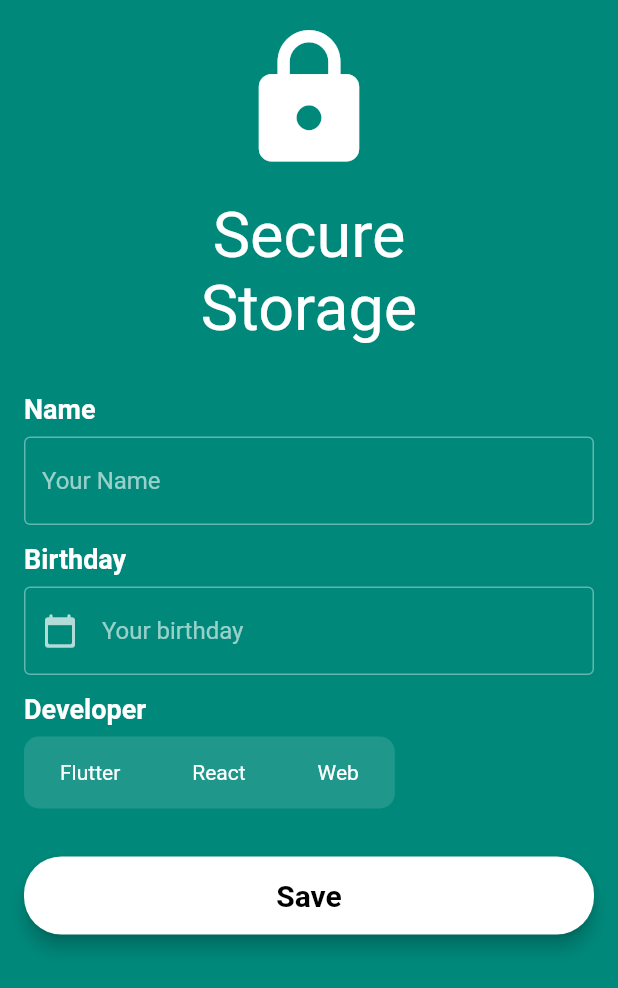
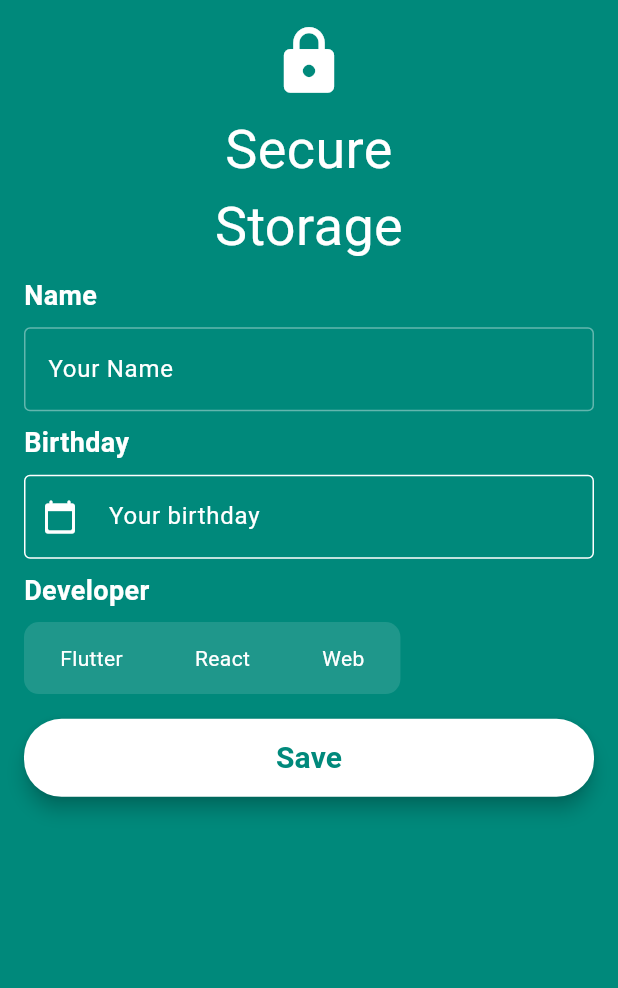
Before and after one commit to javedmughal-058/flutter_secure_storage_app, a Flutter app: the screen it shows after launch, on a phone screen of 412 x 824 dp. Shown: the top 988 px of the screen. Run offline on Flutter 3.47's test engine with Material 2 defaults, Android fonts, the phone set to English and light mode, and no system bars; our stand-ins replace flutter_secure_storage.

Commit message:
changes in ui

```diff
--- a/lib/main.dart
+++ b/lib/main.dart
@@ -1,6 +1,5 @@
 import 'package:flutter/material.dart';
 import 'package:flutter/services.dart';
-
 import 'page/user_page.dart';
 
 Future main() async {
@@ -13,16 +12,29 @@ Future main() async {
   runApp(const MyApp());
 }
 
-class MyApp extends StatelessWidget {
+class MyApp extends StatefulWidget {
   static const String title = 'Secure Storage';
+  const MyApp({super.key});
 
-  const MyApp({super.key});
+  @override
+  State<MyApp> createState() => _MyAppState();
+}
+
+class _MyAppState extends State<MyApp> {
+
+
+  @override
+  void initState() {
+    super.initState();
+  }
+
 
   @override
   Widget build(BuildContext context) => MaterialApp(
         debugShowCheckedModeBanner: false,
-        title: title,
+        title: MyApp.title,
         theme: ThemeData(
+          useMaterial3: true,
           colorScheme: const ColorScheme.dark(),
           scaffoldBackgroundColor: Colors.teal.shade600,
           cardColor: Colors.white38,
--- a/lib/page/user_page.dart
+++ b/lib/page/user_page.dart
@@ -18,12 +18,11 @@ class _UserPageState extends State<UserPage> {
   final controllerName = TextEditingController();
   DateTime? birthday;
   List<String> interests = [];
-
   @override
   void initState() {
     super.initState();
+    init();
 
-    init();
   }
 
   Future init() async {
@@ -38,25 +37,29 @@ class _UserPageState extends State<UserPage> {
     });
   }
 
+
   @override
-  Widget build(BuildContext context) => Scaffold(
+  Widget build(BuildContext context){
+    final size = MediaQuery.sizeOf(context);
+    return Scaffold(
       body: SafeArea(
         child: ListView(
           padding: const EdgeInsets.all(16),
           children: [
             const TitleWidget(icon: Icons.lock, text: 'Secure\nStorage'),
-              const SizedBox(height: 32),
+            SizedBox(height: size.height* 0.01),
             buildName(),
-              const SizedBox(height: 12),
+            SizedBox(height: size.height* 0.01),
             buildBirthday(),
-              const SizedBox(height: 12),
+            SizedBox(height: size.height* 0.01),
             buildPets(),
-              const SizedBox(height: 32),
+            SizedBox(height: size.height* 0.02),
             buildButton(),
           ],
         ),
       ),
     );
+  }
 
   Widget buildName() => buildTitle(
         title: 'Name',
@@ -124,4 +127,6 @@ class _UserPageState extends State<UserPage> {
           child,
         ],
       );
+
+
 }
--- a/lib/widget/button_widget.dart
+++ b/lib/widget/button_widget.dart
@@ -4,7 +4,7 @@ class ButtonWidget extends StatelessWidget {
   final String text;
   final VoidCallback onClicked;
 
-  const ButtonWidget({
+  const ButtonWidget({super.key,
     required this.text,
     required this.onClicked,
   });
@@ -19,10 +19,7 @@ class ButtonWidget extends StatelessWidget {
             borderRadius: BorderRadius.circular(25),
           ),
         ),
-        child: Text(
-          text,
-          style: TextStyle(fontSize: 20, fontWeight: FontWeight.bold),
-        ),
         onPressed: onClicked,
+        child: Text(text, style: TextStyle(fontSize: 20,color: Theme.of(context).scaffoldBackgroundColor, fontWeight: FontWeight.bold)),
       );
 }
--- a/lib/widget/pets_buttons_widget.dart
+++ b/lib/widget/pets_buttons_widget.dart
@@ -30,14 +30,14 @@ class PetsButtonsWidget extends StatelessWidget {
           fillColor: Theme.of(context).cardColor,
           borderRadius: BorderRadius.circular(10),
           renderBorder: false,
-          children: allInterest.map(buildPet).toList(),
+          children: allInterest.map(buildInterest).toList(),
           onPressed: (index) => onSelectedPet(allInterest[index]),
         ),
       ),
     );
   }
 
-  Widget buildPet(String text) => Container(
+  Widget buildInterest(String text) => Container(
         padding: const EdgeInsets.symmetric(horizontal: 24),
         child: Text(text),
       );
--- a/lib/widget/title_widget.dart
+++ b/lib/widget/title_widget.dart
@@ -13,11 +13,11 @@ class TitleWidget extends StatelessWidget {
   @override
   Widget build(BuildContext context) => Column(
         children: [
-          Icon(icon, size: 100),
-          const SizedBox(height: 16),
+          Icon(icon, size: 50),
+          const SizedBox(height: 8),
           Text(
             text,
-            style: TextStyle(fontSize: 42, fontWeight: FontWeight.w400),
+            style: const TextStyle(fontSize: 36, fontWeight: FontWeight.w400),
             textAlign: TextAlign.center,
           ),
         ],
```
Lines whose indentation alone changed are shown as unchanged.
